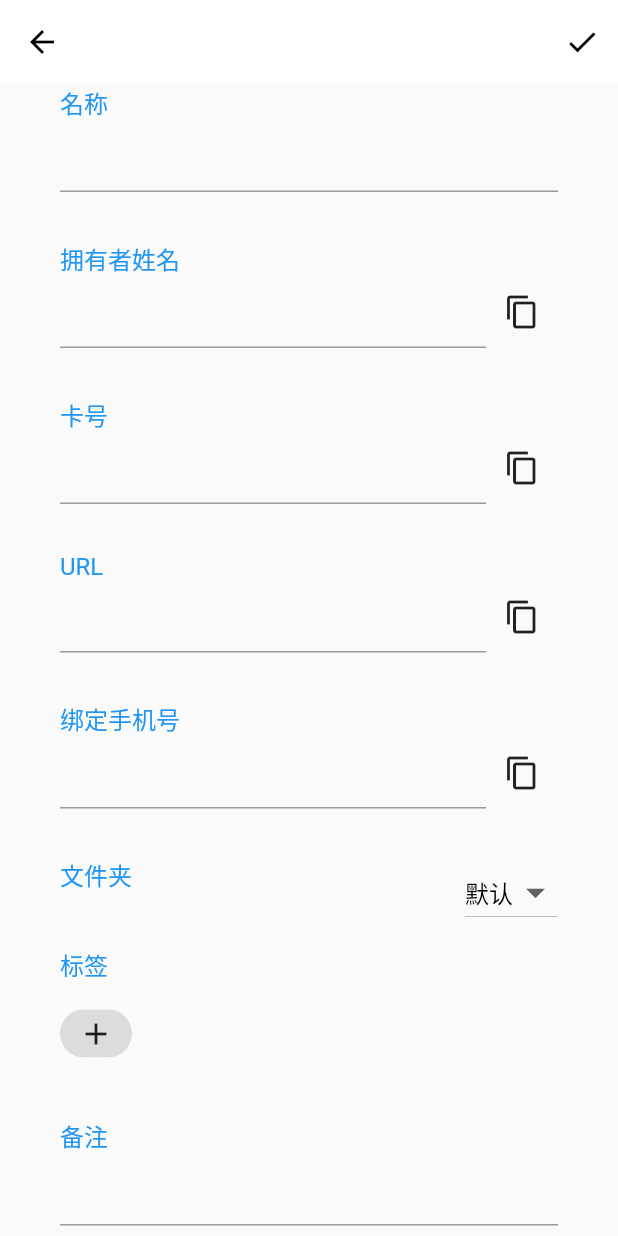
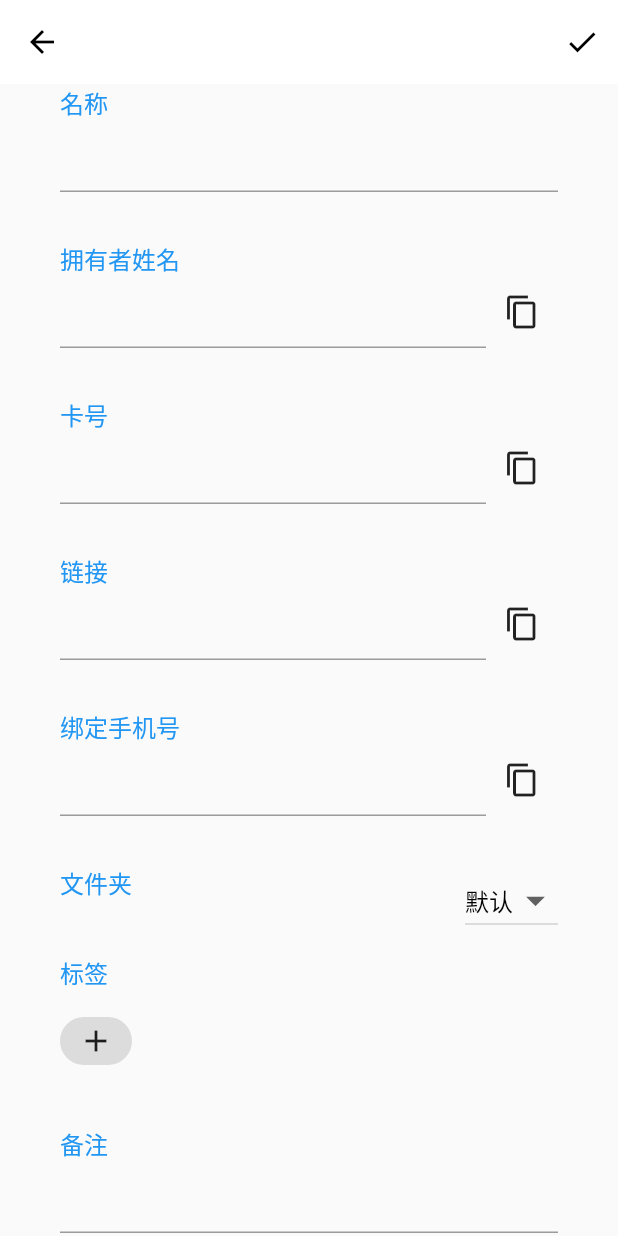
Before and after one commit to sunyongsheng/Allpass, a Flutter app: the ViewAndEditCardPage screen opened directly with empty values, on a phone screen of 412 x 824 dp. Run offline on Flutter 3.47's test engine with Material 2 defaults, Android fonts, the phone set to English and light mode, and no system bars; our stand-ins replace fluro, fluttertoast, get_it, shared_preferences, sqflite; missing offline and left inert: cipher2, directory_picker, flutter_file_picker; accounts and stored records are empty; statements that could not run were skipped.

Commit message:
修改 将“URL”改为“链接”

```diff
--- a/lib/pages/card/view_and_edit_card_page.dart
+++ b/lib/pages/card/view_and_edit_card_page.dart
@@ -200,7 +200,7 @@ class _ViewAndEditCardPage extends State<ViewAndEditCardPage> {
                       crossAxisAlignment: CrossAxisAlignment.start,
                       children: <Widget>[
                         Text(
-                          "URL",
+                          "链接",
                           style: AllpassTextUI.firstTitleStyleBlue,
                         ),
                         Row(
--- a/lib/pages/password/view_and_edit_password_page.dart
+++ b/lib/pages/password/view_and_edit_password_page.dart
@@ -102,7 +102,7 @@ class _ViewPasswordPage extends State<ViewAndEditPasswordPage> {
                   if (_tempData.username.length >= 1 && _tempData.password.length >= 1 && _tempData.url.length >= 1) {
                     Navigator.pop<PasswordBean>(context, _tempData);
                   } else {
-                    Fluttertoast.showToast(msg: "用户名、密码和URL不允许为空！");
+                    Fluttertoast.showToast(msg: "用户名、密码和链接不允许为空！");
                   }
                 }
               },
@@ -139,7 +139,7 @@ class _ViewPasswordPage extends State<ViewAndEditPasswordPage> {
                 crossAxisAlignment: CrossAxisAlignment.start,
                 children: <Widget>[
                   Text(
-                    "URL",
+                    "链接",
                     style: AllpassTextUI.firstTitleStyleBlue,
                   ),
                   Row(
```
